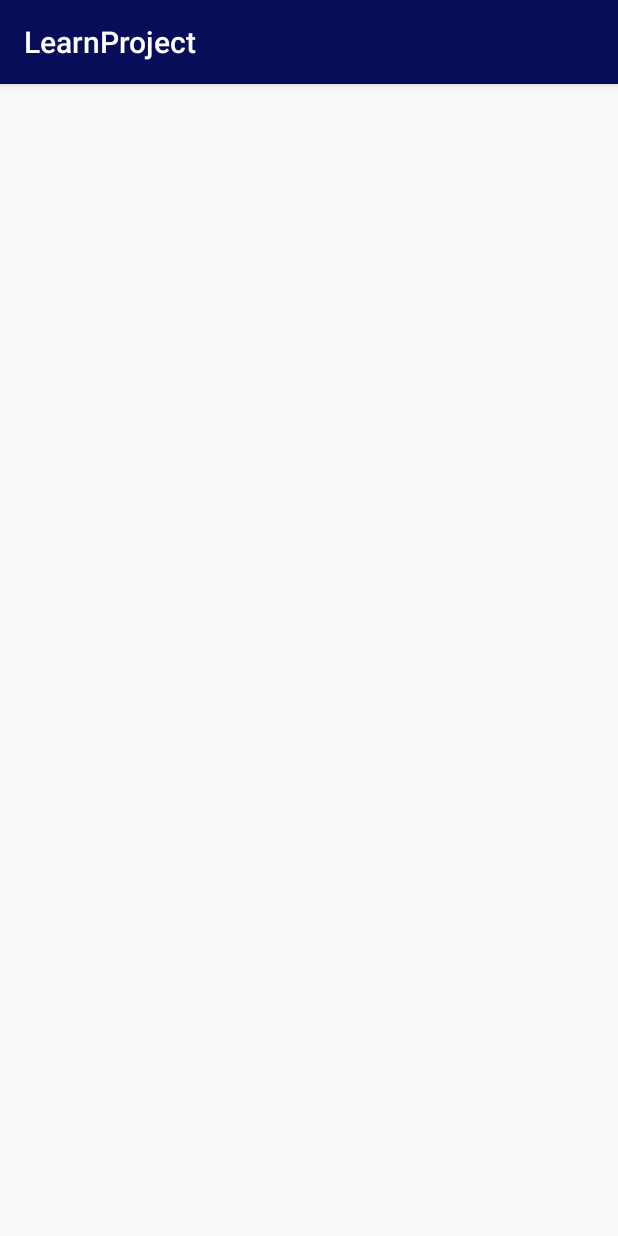
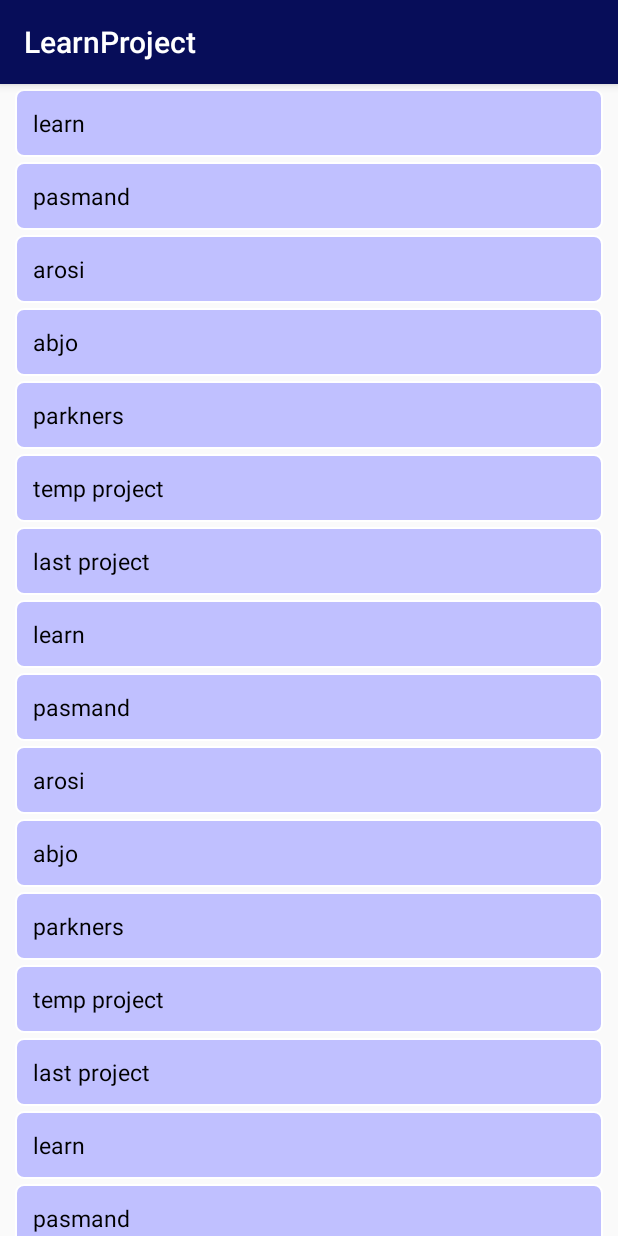
Before and after one commit to Ali938/LearnProject, an Android app: the MainActivity screen opened directly, with no data from a screen before it, on a phone screen of 412 x 824 dp. Run offline under Robolectric (Android 15) with nearby library versions, the phone set to English and light mode, and no system bars.

Commit message:
added main activity added project java class

```diff
--- a/app/build.gradle
+++ b/app/build.gradle
@@ -25,4 +25,5 @@ dependencies {
     testImplementation 'junit:junit:4.12'
     androidTestImplementation 'com.android.support.test:runner:1.0.2'
     androidTestImplementation 'com.android.support.test.espresso:espresso-core:3.0.2'
+    implementation 'com.android.support:recyclerview-v7:27.1.1'
 }
--- a/app/src/main/java/learn/coleo/com/learnproject/MainActivity.java
+++ b/app/src/main/java/learn/coleo/com/learnproject/MainActivity.java
@@ -2,12 +2,54 @@ package learn.coleo.com.learnproject;
 
 import android.support.v7.app.AppCompatActivity;
 import android.os.Bundle;
+import android.support.v7.widget.DefaultItemAnimator;
+import android.support.v7.widget.LinearLayoutManager;
+import android.support.v7.widget.RecyclerView;
+
+import java.util.ArrayList;
+
+import learn.coleo.com.learnproject.adapters.ProjectAdapter;
+import learn.coleo.com.learnproject.data.Project;
 
 public class MainActivity extends AppCompatActivity {
+
+    private RecyclerView projectList;
+    private ProjectAdapter adapter;
 
     @Override
     protected void onCreate(Bundle savedInstanceState) {
         super.onCreate(savedInstanceState);
         setContentView(R.layout.activity_main);
+
+        projectList = findViewById(R.id.recyclerList_projects_id);
+
+        ArrayList<Project> projects = new ArrayList<>();
+        projects.add(new Project("learn",0));
+        projects.add(new Project("pasmand",1));
+        projects.add(new Project("arosi",2));
+        projects.add(new Project("abjo",3));
+        projects.add(new Project("parkners",4));
+        projects.add(new Project("temp project",5));
+        projects.add(new Project("last project",6));
+        projects.add(new Project("learn",0));
+        projects.add(new Project("pasmand",1));
+        projects.add(new Project("arosi",2));
+        projects.add(new Project("abjo",3));
+        projects.add(new Project("parkners",4));
+        projects.add(new Project("temp project",5));
+        projects.add(new Project("last project",6));
+        projects.add(new Project("learn",0));
+        projects.add(new Project("pasmand",1));
+        projects.add(new Project("arosi",2));
+        projects.add(new Project("abjo",3));
+        projects.add(new Project("parkners",4));
+        projects.add(new Project("temp project",5));
+        projects.add(new Project("last project",6));
+
+        adapter = new ProjectAdapter(this,projects);
+        projectList.setAdapter(adapter);
+        LinearLayoutManager mLayoutManager = new LinearLayoutManager(getApplicationContext());
+        projectList.setLayoutManager(mLayoutManager);
+
     }
 }
--- /dev/null
+++ b/app/src/main/java/learn/coleo/com/learnproject/adapters/ProjectAdapter.java
@@ -0,0 +1,58 @@
+package learn.coleo.com.learnproject.adapters;
+
+import android.content.Context;
+import android.support.annotation.NonNull;
+import android.support.v7.widget.RecyclerView;
+import android.view.LayoutInflater;
+import android.view.View;
+import android.view.ViewGroup;
+import android.widget.TextView;
+import android.widget.Toast;
+
+import java.util.ArrayList;
+
+import learn.coleo.com.learnproject.R;
+import learn.coleo.com.learnproject.data.Project;
+
+public class ProjectAdapter extends RecyclerView.Adapter<ProjectAdapter.MyProjectHolder> {
+
+    class MyProjectHolder extends RecyclerView.ViewHolder{
+        TextView projectName;
+        public MyProjectHolder(View itemView) {
+            super(itemView);
+            projectName = itemView.findViewById(R.id.item_name_project);
+        }
+    }
+
+    private ArrayList<Project> projects;
+    private Context context;
+    public ProjectAdapter(Context context, ArrayList<Project> projects) {
+        this.projects = projects;
+        this.context = context;
+    }
+
+    @NonNull
+    @Override
+    public MyProjectHolder onCreateViewHolder(@NonNull ViewGroup parent, int viewType) {
+        View v = LayoutInflater.from(parent.getContext()).
+                inflate(R.layout.item_recycler_view_main, parent, false);
+        return new MyProjectHolder(v);
+    }
+
+    @Override
+    public void onBindViewHolder(@NonNull MyProjectHolder holder, int position) {
+        final Project temp = projects.get(position);
+        holder.projectName.setText(temp.getName());
+        holder.itemView.setOnClickListener(new View.OnClickListener() {
+            @Override
+            public void onClick(View v) {
+                Toast.makeText(context,"id : " + temp.getId(),Toast.LENGTH_SHORT).show();
+            }
+        });
+    }
+
+    @Override
+    public int getItemCount() {
+        return projects.size();
+    }
+}
--- /dev/null
+++ b/app/src/main/java/learn/coleo/com/learnproject/data/Project.java
@@ -0,0 +1,28 @@
+package learn.coleo.com.learnproject.data;
+
+public class Project {
+
+    private String name;
+    private int id;
+
+    public Project(String name, int id) {
+        this.name = name;
+        this.id = id;
+    }
+
+    public void setName(String name) {
+        this.name = name;
+    }
+
+    public void setId(int id) {
+        this.id = id;
+    }
+
+    public String getName() {
+        return name;
+    }
+
+    public int getId() {
+        return id;
+    }
+}
--- /dev/null
+++ b/app/src/main/res/drawable/background_item_recycler_project.xml
@@ -0,0 +1,20 @@
+<?xml version="1.0" encoding="utf-8"?>
+<shape
+    xmlns:android="http://schemas.android.com/apk/res/android"
+    android:shape="rectangle"
+    >
+
+    <solid
+        android:color="@color/colorBorder"
+        />
+
+    <stroke
+        android:color="@color/colorWhite"
+        android:width="1dp"
+        />
+
+    <corners
+        android:radius="5dp"
+        />
+
+</shape>
--- a/app/src/main/res/layout/activity_main.xml
+++ b/app/src/main/res/layout/activity_main.xml
@@ -6,4 +6,18 @@
     android:layout_height="match_parent"
     tools:context=".MainActivity">
 
+    <android.support.v7.widget.RecyclerView
+        android:id="@+id/recyclerList_projects_id"
+        android:layout_width="match_parent"
+        android:layout_height="match_parent"
+        android:orientation="vertical"
+
+        app:layout_constraintTop_toTopOf="parent"
+        app:layout_constraintBottom_toBottomOf="parent"
+        app:layout_constraintLeft_toLeftOf="parent"
+        app:layout_constraintRight_toRightOf="parent"
+        >
+
+    </android.support.v7.widget.RecyclerView>
+
 </android.support.constraint.ConstraintLayout>
--- /dev/null
+++ b/app/src/main/res/layout/item_recycler_view_main.xml
@@ -0,0 +1,26 @@
+<?xml version="1.0" encoding="utf-8"?>
+<android.support.constraint.ConstraintLayout xmlns:android="http://schemas.android.com/apk/res/android"
+    android:layout_width="match_parent"
+    android:layout_height="wrap_content"
+    android:layout_marginRight="10dp"
+    android:layout_marginLeft="10dp"
+    android:layout_marginTop="3dp"
+    android:background="@drawable/background_item_recycler_project"
+    xmlns:app="http://schemas.android.com/apk/res-auto">
+
+    <TextView
+        android:id="@+id/item_name_project"
+        android:layout_width="wrap_content"
+        android:layout_height="match_parent"
+        app:layout_constraintTop_toTopOf="parent"
+        app:layout_constraintBottom_toBottomOf="parent"
+        app:layout_constraintLeft_toLeftOf="parent"
+        android:textColor="@color/colorText"
+        android:layout_margin="10dp"
+        android:textSize="15sp"
+        android:padding="2dp"
+        />
+
+
+
+</android.support.constraint.ConstraintLayout>
--- a/app/src/main/res/values/colors.xml
+++ b/app/src/main/res/values/colors.xml
@@ -6,4 +6,5 @@
     <color name="colorAccent">#f7b633</color>
     <color name="colorText">#000000</color>
     <color name="colorWhite">#ffffff</color>
+    <color name="colorBorder">#c0c0ff</color>
 </resources>
```
